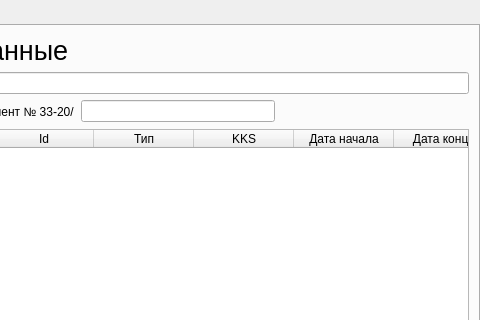
Old version of the form krreportform.ui in the repository Balyaev-D-A/MFDB; both pictures show x 535 to 1015 and y 0 to 320 of the 1015 by 576 pixel window.
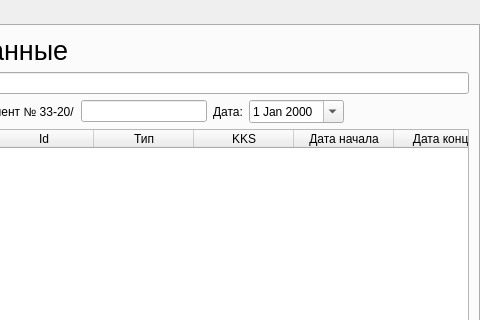
New version of the form. The open tabs and pages were chosen to show the change. Custom widgets are drawn as their Qt base class.

```diff
--- a/krreportform.ui
+++ b/krreportform.ui
@@ -165,6 +165,20 @@
            </property>
           </widget>
          </item>
+         <item>
+          <widget class="QLabel" name="label_13">
+           <property name="text">
+            <string>Дата:</string>
+           </property>
+          </widget>
+         </item>
+         <item>
+          <widget class="QDateEdit" name="dateEdit">
+           <property name="calendarPopup">
+            <bool>true</bool>
+           </property>
+          </widget>
+         </item>
          <item>
           <spacer name="horizontalSpacer_4">
            <property name="orientation">
```
Left out of the diff: 2 changed lines with no effect on the pictures.
